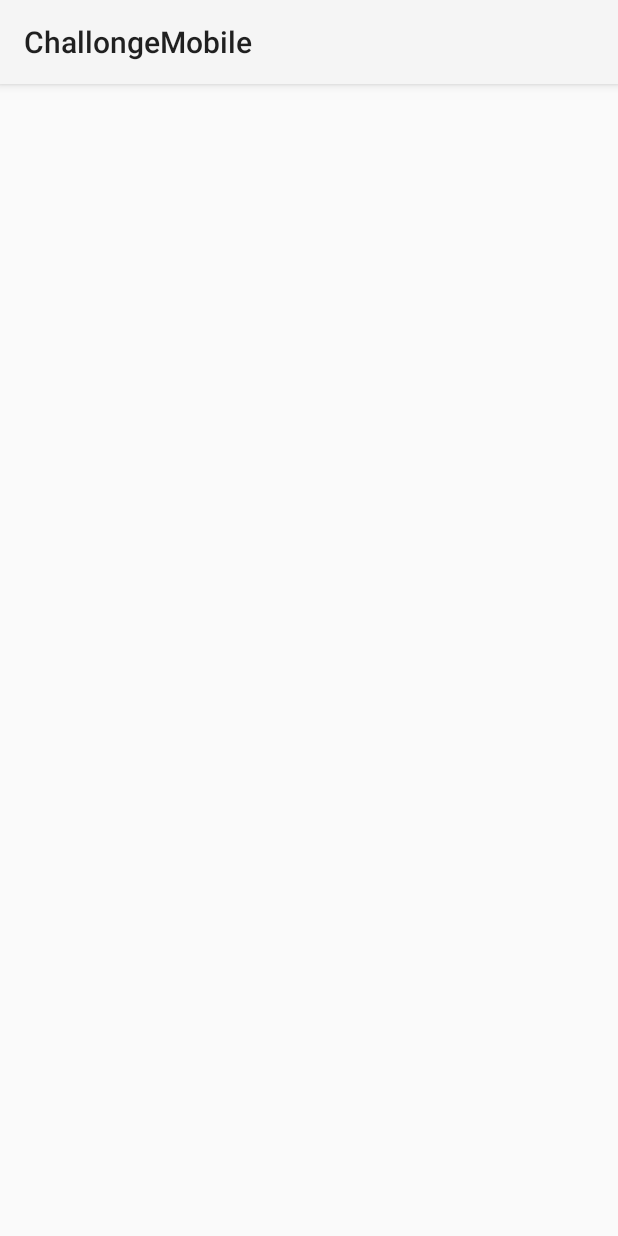
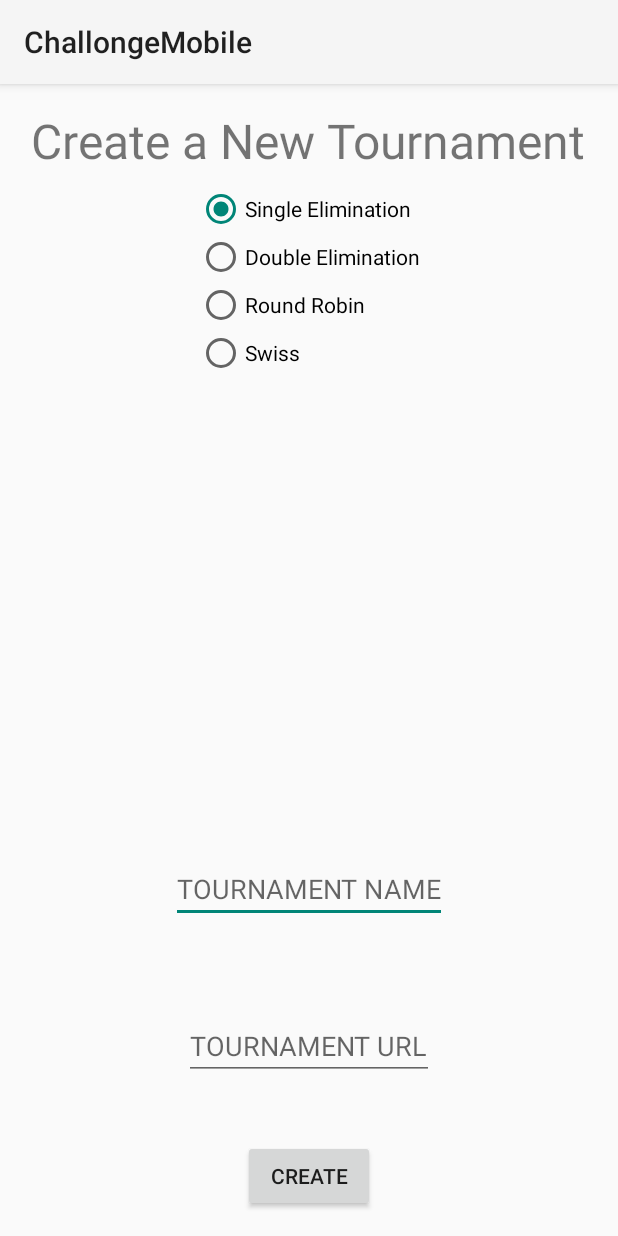
Before and after one commit to brandontruggles/Challonge-Mobile-Android, an Android app: the layout activity_create_tournament.xml on its own in the app's theme, with its tools: preview values and no code run, on a phone screen of 412 x 824 dp. Run offline under Robolectric (Android 15) with nearby library versions, the phone set to English and light mode, and no system bars.

Commit message:
Added ability to actually create tournaments

```diff
--- a/app/src/main/res/layout/activity_create_tournament.xml
+++ b/app/src/main/res/layout/activity_create_tournament.xml
@@ -7,5 +7,85 @@
     tools:context="com.example.brandon.challongemobile.CreateTournament">
 
 
+    <TextView
+        android:layout_width="wrap_content"
+        android:layout_height="wrap_content"
+        android:text="@string/tourney_create_label_text"
+        android:id="@+id/textView"
+        android:gravity="center"
+        android:textSize="@dimen/welcome_text_size"
+        android:layout_alignParentTop="true"
+        android:layout_centerHorizontal="true"
+        android:paddingBottom="@dimen/abc_action_bar_default_padding_material" />
+
+
+    <RadioGroup
+        android:layout_width="wrap_content"
+        android:layout_height="wrap_content"
+        android:layout_below="@+id/textView"
+        android:layout_centerHorizontal="true">
+
+    <RadioButton
+        android:layout_width="wrap_content"
+        android:layout_height="wrap_content"
+        android:text="@string/tourney_type_single_elimination"
+        android:id="@+id/radioButton"
+        android:checked="true" />
+
+    <RadioButton
+        android:layout_width="wrap_content"
+        android:layout_height="wrap_content"
+        android:text="@string/tourney_type_double_elimination"
+        android:id="@+id/radioButton2"
+        android:checked="false"
+        android:layout_below="@+id/radioButton"
+        android:layout_alignLeft="@+id/radioButton"
+        android:layout_alignStart="@+id/radioButton" />
+
+    <RadioButton
+        android:layout_width="wrap_content"
+        android:layout_height="wrap_content"
+        android:text="@string/tourney_type_round_robin"
+        android:id="@+id/radioButton3"
+        android:checked="false" />
+
+    <RadioButton
+        android:layout_width="wrap_content"
+        android:layout_height="wrap_content"
+        android:text="@string/tourney_type_swiss"
+        android:id="@+id/radioButton4"
+        android:checked="false" />
+
+    </RadioGroup>
+
+    <EditText
+        android:layout_width="wrap_content"
+        android:layout_height="wrap_content"
+        android:id="@+id/editText3"
+        android:hint="TOURNAMENT NAME"
+        android:layout_above="@+id/editText4"
+        android:layout_centerHorizontal="true"
+        android:layout_marginBottom="59dp"
+        android:inputType="textPersonName" />
+
+    <EditText
+        android:layout_width="wrap_content"
+        android:layout_height="wrap_content"
+        android:id="@+id/editText4"
+        android:hint="TOURNAMENT URL"
+        android:layout_marginBottom="40dp"
+        android:layout_above="@+id/button3"
+        android:layout_centerHorizontal="true"
+        android:inputType="textPersonName" />
+
+    <Button
+        android:layout_width="wrap_content"
+        android:layout_height="wrap_content"
+        android:text="CREATE"
+        android:id="@+id/button3"
+        android:layout_alignParentBottom="true"
+        android:layout_centerHorizontal="true"
+        android:onClick="buttPress"/>
+
 
 </RelativeLayout>
--- a/app/src/main/res/values/strings.xml
+++ b/app/src/main/res/values/strings.xml
@@ -10,6 +10,13 @@
     <string name="title_activity_challonge_home">ChallongeHome</string>
     <string name="hello_world">Hello world!</string>
     <string name="login_error_text">Incorrect login information!</string>
+    <string name="tourney_create_label_text">Create a New Tournament</string>
+    <string name="tourney_name_label_text">Tournament Name:</string>
+    <string name="tourney_type_label_text">Tournament Type:</string>
+    <string name="tourney_type_single_elimination">Single Elimination</string>
+    <string name="tourney_type_double_elimination">Double Elimination</string>
+    <string name="tourney_type_round_robin">Round Robin</string>
+    <string name="tourney_type_swiss">Swiss</string>
     <string name="action_settings">Logout</string>
     <string name="title_activity_button_list">ButtonListActivity</string>
     <string name="title_activity_tournament_view">TournamentViewActivity</string>
```
Also changed, not shown: app/src/main/java/com/example/brandon/challongemobile/CreateTournament.java (+60 -4 lines).
